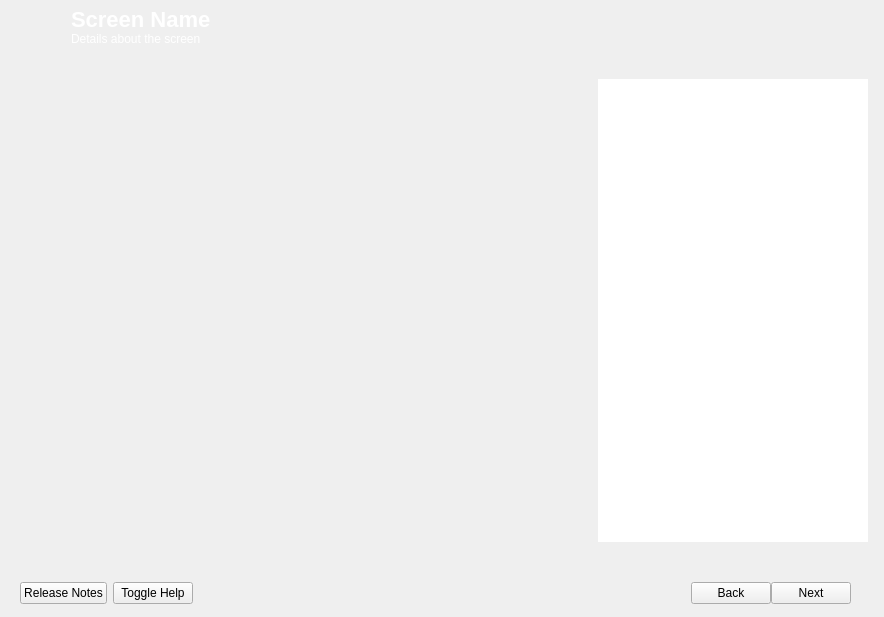
First picture: the form in yali4/gui/Ui/main.ui, repository dadas45li/yali, before the edit.
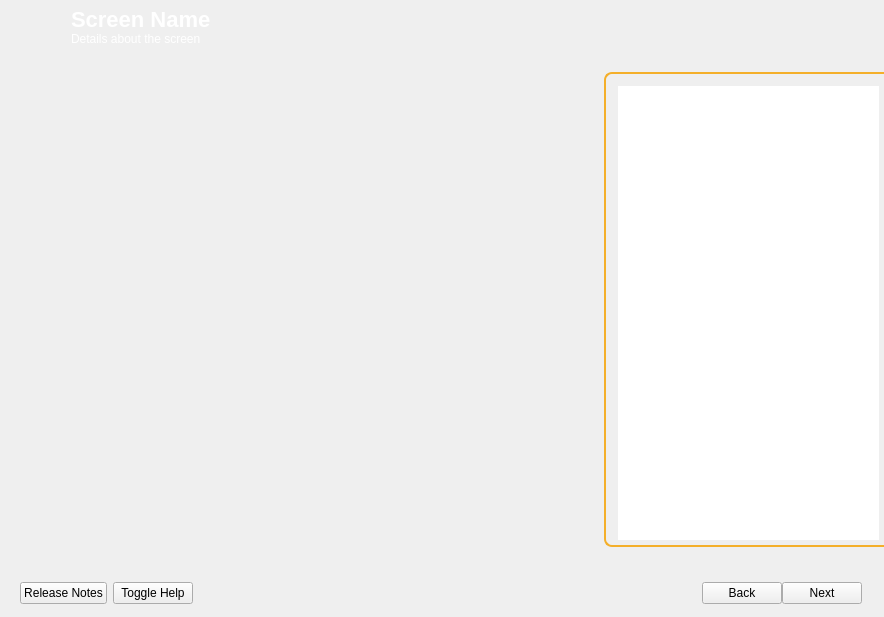
Second picture: the form after the edit. Icons and pictures are not drawn.

The edit to the form file:
```diff
--- a/yali4/gui/Ui/main.ui
+++ b/yali4/gui/Ui/main.ui
@@ -26,15 +26,16 @@
 }
 */
 QTextBrowser#helpContent {
+     border-style: solid;
      border-width: 2px;
-     border-top-right-radius:8px;
-     border-bottom-right-radius:8px;
-     border-color: beige;
-     border-left:none;
-     background-image:url(':/gui/pics/helpBack.png');
-     background-repeat:no-repeat;
+     border-top-left-radius:8px;
+     border-bottom-left-radius:8px;
+     border-color: #F4AF2A;
+     border-right:none;
+     background-image:url(':/gui/pics/trans.png');
      padding:5px;
-     padding-top:7px;
+     padding-left:12px;
+     padding-top:12px;
      font: 9px;
 }
 
@@ -307,6 +308,9 @@
    <property name="topMargin" >
     <number>7</number>
    </property>
+   <property name="rightMargin" >
+    <number>0</number>
+   </property>
    <property name="bottomMargin" >
     <number>4</number>
    </property>
@@ -396,6 +400,22 @@
         </property>
        </widget>
       </item>
+      <item>
+       <spacer>
+        <property name="orientation" >
+         <enum>Qt::Horizontal</enum>
+        </property>
+        <property name="sizeType" >
+         <enum>QSizePolicy::Fixed</enum>
+        </property>
+        <property name="sizeHint" >
+         <size>
+          <width>5</width>
+          <height>20</height>
+         </size>
+        </property>
+       </spacer>
+      </item>
      </layout>
     </widget>
    </item>
```
